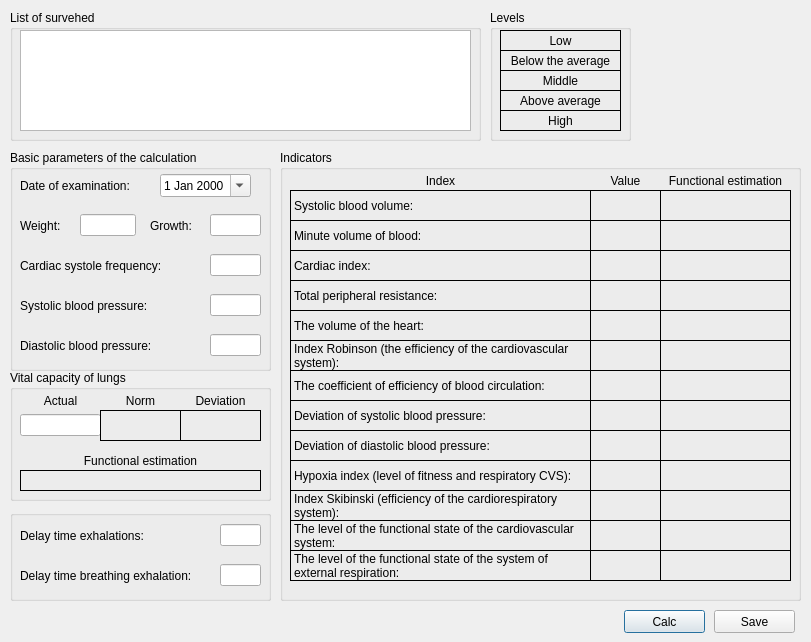
Above: shvsm/shvsmintegralcreatedialog.ui from SeregaGomen/shvsm before the change. Below: the same form after it.
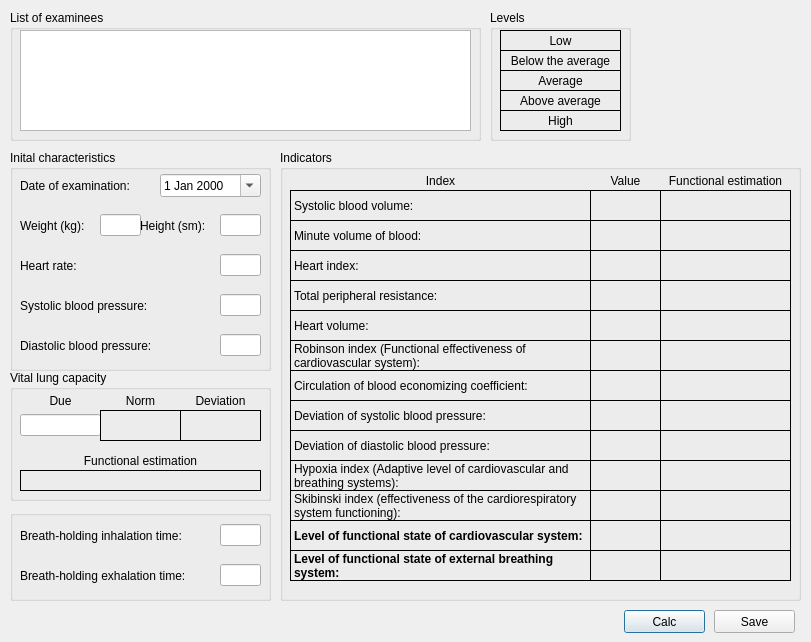
That is the form after the change.

Patch:
```diff
--- a/shvsm/shvsmintegralcreatedialog.ui
+++ b/shvsm/shvsmintegralcreatedialog.ui
@@ -61,7 +61,7 @@
     </rect>
    </property>
    <property name="title">
-    <string>List of survehed</string>
+    <string>List of examinees</string>
    </property>
    <widget class="QWidget" name="verticalLayoutWidget">
     <property name="geometry">
@@ -135,7 +135,7 @@
         <enum>QFrame::Box</enum>
        </property>
        <property name="text">
-        <string>Middle</string>
+        <string>Average</string>
        </property>
        <property name="alignment">
         <set>Qt::AlignCenter</set>
@@ -230,7 +230,7 @@
     </rect>
    </property>
    <property name="title">
-    <string>Basic parameters of the calculation</string>
+    <string>Inital characteristics</string>
    </property>
    <widget class="QWidget" name="horizontalLayoutWidget">
     <property name="geometry">
@@ -256,7 +256,7 @@
      <rect>
       <x>150</x>
       <y>20</y>
-      <width>91</width>
+      <width>101</width>
       <height>31</height>
      </rect>
     </property>
@@ -275,7 +275,7 @@
      <rect>
       <x>10</x>
       <y>60</y>
-      <width>51</width>
+      <width>81</width>
       <height>31</height>
      </rect>
     </property>
@@ -283,7 +283,7 @@
      <item>
       <widget class="QLabel" name="label_2">
        <property name="text">
-        <string>Weight:</string>
+        <string>Weight (kg):</string>
        </property>
       </widget>
      </item>
@@ -292,9 +292,9 @@
    <widget class="QWidget" name="horizontalLayoutWidget_4">
     <property name="geometry">
      <rect>
-      <x>70</x>
+      <x>90</x>
       <y>60</y>
-      <width>56</width>
+      <width>41</width>
       <height>31</height>
      </rect>
     </property>
@@ -307,9 +307,9 @@
    <widget class="QWidget" name="horizontalLayoutWidget_5">
     <property name="geometry">
      <rect>
-      <x>140</x>
+      <x>130</x>
       <y>60</y>
-      <width>51</width>
+      <width>81</width>
       <height>31</height>
      </rect>
     </property>
@@ -317,7 +317,7 @@
      <item>
       <widget class="QLabel" name="label_3">
        <property name="text">
-        <string>Growth:</string>
+        <string>Height (sm):</string>
        </property>
       </widget>
      </item>
@@ -326,9 +326,9 @@
    <widget class="QWidget" name="horizontalLayoutWidget_6">
     <property name="geometry">
      <rect>
-      <x>200</x>
+      <x>210</x>
       <y>60</y>
-      <width>51</width>
+      <width>41</width>
       <height>31</height>
      </rect>
     </property>
@@ -341,9 +341,9 @@
    <widget class="QWidget" name="horizontalLayoutWidget_7">
     <property name="geometry">
      <rect>
-      <x>200</x>
+      <x>210</x>
       <y>100</y>
-      <width>51</width>
+      <width>41</width>
       <height>31</height>
      </rect>
     </property>
@@ -366,7 +366,7 @@
      <item>
       <widget class="QLabel" name="label_4">
        <property name="text">
-        <string>Cardiac systole frequency:</string>
+        <string>Heart rate:</string>
        </property>
        <property name="wordWrap">
         <bool>true</bool>
@@ -378,9 +378,9 @@
    <widget class="QWidget" name="horizontalLayoutWidget_9">
     <property name="geometry">
      <rect>
-      <x>200</x>
+      <x>210</x>
       <y>140</y>
-      <width>51</width>
+      <width>41</width>
       <height>31</height>
      </rect>
     </property>
@@ -437,9 +437,9 @@
    <widget class="QWidget" name="horizontalLayoutWidget_12">
     <property name="geometry">
      <rect>
-      <x>200</x>
+      <x>210</x>
       <y>180</y>
-      <width>51</width>
+      <width>41</width>
       <height>31</height>
      </rect>
     </property>
@@ -460,7 +460,7 @@
     </rect>
    </property>
    <property name="title">
-    <string>Vital capacity of lungs</string>
+    <string>Vital lung capacity</string>
    </property>
    <widget class="QWidget" name="horizontalLayoutWidget_13">
     <property name="geometry">
@@ -475,7 +475,7 @@
      <item>
       <widget class="QLabel" name="label_7">
        <property name="text">
-        <string>Actual</string>
+        <string>Due</string>
        </property>
        <property name="alignment">
         <set>Qt::AlignCenter</set>
@@ -667,7 +667,7 @@
      <rect>
       <x>10</x>
       <y>10</y>
-      <width>191</width>
+      <width>201</width>
       <height>31</height>
      </rect>
     </property>
@@ -675,7 +675,7 @@
      <item>
       <widget class="QLabel" name="label_11">
        <property name="text">
-        <string>Delay time exhalations:</string>
+        <string>Breath-holding inhalation time:</string>
        </property>
        <property name="wordWrap">
         <bool>true</bool>
@@ -689,7 +689,7 @@
      <rect>
       <x>10</x>
       <y>50</y>
-      <width>191</width>
+      <width>201</width>
       <height>31</height>
      </rect>
     </property>
@@ -697,7 +697,7 @@
      <item>
       <widget class="QLabel" name="label_12">
        <property name="text">
-        <string>Delay time breathing exhalation:</string>
+        <string>Breath-holding exhalation time:</string>
        </property>
        <property name="wordWrap">
         <bool>true</bool>
@@ -872,7 +872,7 @@
         <enum>QFrame::Box</enum>
        </property>
        <property name="text">
-        <string>Cardiac index:</string>
+        <string>Heart index:</string>
        </property>
        <property name="alignment">
         <set>Qt::AlignLeading|Qt::AlignLeft|Qt::AlignVCenter</set>
@@ -928,7 +928,7 @@
         <enum>QFrame::Box</enum>
        </property>
        <property name="text">
-        <string>The volume of the heart:</string>
+        <string>Heart volume:</string>
        </property>
        <property name="alignment">
         <set>Qt::AlignLeading|Qt::AlignLeft|Qt::AlignVCenter</set>
@@ -956,7 +956,7 @@
         <enum>QFrame::Box</enum>
        </property>
        <property name="text">
-        <string>Index Robinson (the efficiency of the cardiovascular system):</string>
+        <string>Robinson index (Functional effectiveness of cardiovascular system):</string>
        </property>
        <property name="alignment">
         <set>Qt::AlignLeading|Qt::AlignLeft|Qt::AlignVCenter</set>
@@ -984,7 +984,7 @@
         <enum>QFrame::Box</enum>
        </property>
        <property name="text">
-        <string>The coefficient of efficiency of blood circulation:</string>
+        <string>Circulation of blood economizing coefficient:</string>
        </property>
        <property name="alignment">
         <set>Qt::AlignLeading|Qt::AlignLeft|Qt::AlignVCenter</set>
@@ -1068,7 +1068,7 @@
         <enum>QFrame::Box</enum>
        </property>
        <property name="text">
-        <string>Hypoxia index (level of fitness and respiratory CVS):</string>
+        <string>Hypoxia index (Adaptive level of cardiovascular and breathing systems):</string>
        </property>
        <property name="alignment">
         <set>Qt::AlignLeading|Qt::AlignLeft|Qt::AlignVCenter</set>
@@ -1096,7 +1096,7 @@
         <enum>QFrame::Box</enum>
        </property>
        <property name="text">
-        <string>Index Skibinski (efficiency of the cardiorespiratory system):</string>
+        <string>Skibinski index (effectiveness of the cardiorespiratory system functioning):</string>
        </property>
        <property name="alignment">
         <set>Qt::AlignLeading|Qt::AlignLeft|Qt::AlignVCenter</set>
@@ -1120,11 +1120,17 @@
     <layout class="QHBoxLayout" name="horizontalLayout_44">
      <item>
       <widget class="QLabel" name="label_27">
+       <property name="font">
+        <font>
+         <weight>75</weight>
+         <bold>true</bold>
+        </font>
+       </property>
        <property name="frameShape">
         <enum>QFrame::Box</enum>
        </property>
        <property name="text">
-        <string>The level of the functional state of the cardiovascular system:</string>
+        <string>Level of functional state of cardiovascular system:</string>
        </property>
        <property name="alignment">
         <set>Qt::AlignLeading|Qt::AlignLeft|Qt::AlignVCenter</set>
@@ -1148,11 +1154,17 @@
     <layout class="QHBoxLayout" name="horizontalLayout_45">
      <item>
       <widget class="QLabel" name="label_28">
+       <property name="font">
+        <font>
+         <weight>75</weight>
+         <bold>true</bold>
+        </font>
+       </property>
        <property name="frameShape">
         <enum>QFrame::Box</enum>
        </property>
        <property name="text">
-        <string>The level of the functional state of the system of external respiration:</string>
+        <string>Level of functional state of external breathing system:</string>
        </property>
        <property name="alignment">
         <set>Qt::AlignLeading|Qt::AlignLeft|Qt::AlignVCenter</set>
```
Left out of the diff: 24 changed lines with no effect on the pictures.
